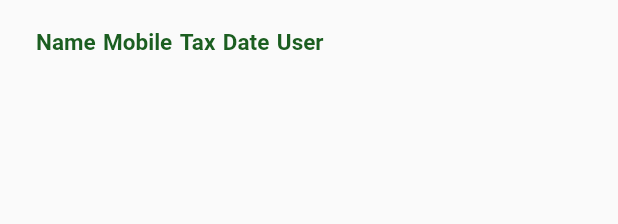
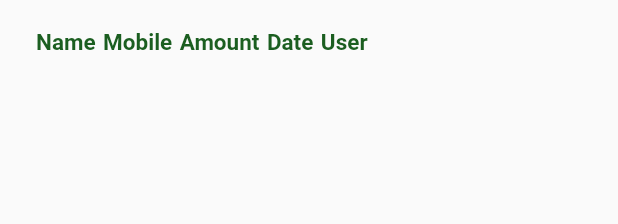
Before and after one commit to chetanshivaji/Gram, a Flutter app: what inList() shows on an empty page, opened directly, on a phone screen of 412 x 824 dp. Shown: the top 224 px of the screen. Run offline on Flutter 3.47's test engine with Material 2 defaults, Android fonts, the phone set to English and light mode, and no system bars; our stand-ins replace animated_text_kit, cloud_firestore, firebase_auth, firebase_core, rflutter_alert; missing offline and left inert: dart:html, flutter_sms; accounts and stored records are empty; Roboto replaces fonts that are missing (RobotoMono).

Commit message:
tax word replaced by amount, Sortig ordering works

```diff
--- a/lib/screens/in.dart
+++ b/lib/screens/in.dart
@@ -21,7 +21,7 @@ class HouseWaterFormState extends State<HouseWaterForm> {
   final _formKey = GlobalKey<FormState>();
 
   String name = "";
-  String tax = "";
+  String amount = "";
   String mobile = "";
 
   void updateFormulaValues(String newEntryAmount, String typeInOut) async {
@@ -48,8 +48,8 @@ class HouseWaterFormState extends State<HouseWaterForm> {
     }
   }
 
-  int waterTax = 0;
-  int houseTax = 0;
+  int waterAmount = 0;
+  int houseAmount = 0;
   String waterName = "";
   String houseName = "";
   void _sendSMS(String message, List<String> recipents) async {
@@ -77,7 +77,7 @@ class HouseWaterFormState extends State<HouseWaterForm> {
                 if (text.length == 10) {
                   if (widget.formType == "HOUSE") {
                     try {
-                      houseTax = await FirebaseFirestore.instance
+                      houseAmount = await FirebaseFirestore.instance
                           .collection(dbYear)
                           .doc(text)
                           .get()
@@ -112,12 +112,12 @@ class HouseWaterFormState extends State<HouseWaterForm> {
                     setState(
                       () {
                         name = houseName;
-                        tax = houseTax.toString();
+                        amount = houseAmount.toString();
                       },
                     );
                   } else {
                     try {
-                      waterTax = await FirebaseFirestore.instance
+                      waterAmount = await FirebaseFirestore.instance
                           .collection(dbYear)
                           .doc(text)
                           .get()
@@ -152,7 +152,7 @@ class HouseWaterFormState extends State<HouseWaterForm> {
                     setState(
                       () {
                         name = waterName;
-                        tax = waterTax.toString();
+                        amount = waterAmount.toString();
                       },
                     );
                   }
@@ -206,7 +206,7 @@ class HouseWaterFormState extends State<HouseWaterForm> {
             child: ListTile(
               leading: Icon(Icons.attach_money),
               title: Text(
-                "Tax = $tax",
+                "Amount = $amount",
                 style: TextStyle(
                   fontSize: 20.0,
                   fontWeight: FontWeight.bold,
@@ -234,7 +234,7 @@ class HouseWaterFormState extends State<HouseWaterForm> {
                         {
                           'name': name,
                           'mobile': mobile,
-                          'tax': tax,
+                          'amount': amount,
                           'date': DateTime.now().toString(),
                           'user': userMail,
                         },
@@ -244,7 +244,7 @@ class HouseWaterFormState extends State<HouseWaterForm> {
                           .doc(mobile)
                           .update({'houseGiven': true});
 
-                      updateFormulaValues(tax,
+                      updateFormulaValues(amount,
                           "in"); //fetch exisiting value from formula and update new value.
 
                       showAlertDialog(
@@ -254,7 +254,7 @@ class HouseWaterFormState extends State<HouseWaterForm> {
                         getRightIcon(),
                       );
                       String message =
-                          "Dear $name $mobile, Thanks for paying House tax $tax, Received!";
+                          "Dear $name $mobile, Thanks for paying House amount $amount, Received!";
                       List<String> recipents = [mobile];
                       _sendSMS(message, recipents);
                     }
@@ -272,7 +272,7 @@ class HouseWaterFormState extends State<HouseWaterForm> {
                         {
                           'name': name,
                           'mobile': mobile,
-                          'tax': tax,
+                          'amount': amount,
                           'date': DateTime.now().toString(),
                           'user': userMail,
                         },
@@ -282,7 +282,7 @@ class HouseWaterFormState extends State<HouseWaterForm> {
                           .doc(mobile)
                           .update({'waterGiven': true});
 
-                      updateFormulaValues(tax,
+                      updateFormulaValues(amount,
                           "in"); //fetch exisiting value from formula and update new value.
                       showAlertDialog(
                         context,
@@ -292,7 +292,7 @@ class HouseWaterFormState extends State<HouseWaterForm> {
                       );
 
                       String message =
-                          "Dear $name $mobile, Thanks for paying Water tax $tax, Received!";
+                          "Dear $name $mobile, Thanks for paying Water amount $amount, Received!";
                       List<String> recipents = [mobile];
                       _sendSMS(message, recipents);
                     }
--- a/lib/screens/report.dart
+++ b/lib/screens/report.dart
@@ -6,7 +6,9 @@ import 'package:cloud_firestore/cloud_firestore.dart';
 
 class outList extends StatelessWidget {
   String outType = "";
-  outList({Key? key, this.outType = "out"}) : super(key: key);
+  String orderType = "";
+  outList({Key? key, this.outType = "out", this.orderType = "date"})
+      : super(key: key);
 
   List<DataRow> _buildList(
       BuildContext context, List<DocumentSnapshot> docSnapshot) {
@@ -90,8 +92,25 @@ class outList extends StatelessWidget {
 
   @override
   Widget build(BuildContext context) {
+    Stream<QuerySnapshot<Object?>> stm;
+    if (orderType == "L to H") {
+      stm = FirebaseFirestore.instance
+          .collection(outType)
+          .orderBy('amount', descending: false)
+          .snapshots();
+    } else if (orderType == "H to L") {
+      stm = FirebaseFirestore.instance
+          .collection(outType)
+          .orderBy('amount', descending: true)
+          .snapshots();
+    } else {
+      stm = FirebaseFirestore.instance
+          .collection(outType)
+          .orderBy('date', descending: true)
+          .snapshots();
+    }
     return StreamBuilder<QuerySnapshot>(
-      stream: FirebaseFirestore.instance.collection(outType).snapshots(),
+      stream: stm,
       //Async snapshot.data-> query snapshot.docs -> docuemnt snapshot,.data["key"]
       builder: (context, snapshot) {
         if (!snapshot.hasData) {
@@ -110,7 +129,10 @@ class outList extends StatelessWidget {
 
 class inList extends StatelessWidget {
   String inType = "";
-  inList({Key? key, this.inType = "inHouse"}) : super(key: key);
+  String orderType = "";
+
+  inList({Key? key, this.inType = "inHouse", this.orderType = "date"})
+      : super(key: key);
 
   List<DataRow> _buildList(
       BuildContext context, List<DocumentSnapshot> docSnapshot) {
@@ -126,7 +148,7 @@ class inList extends StatelessWidget {
       } else {
         ldataCell.add(DataCell(Text(l.get("name"))));
         ldataCell.add(DataCell(Text(l.get("mobile"))));
-        ldataCell.add(DataCell(Text(l.get("tax"))));
+        ldataCell.add(DataCell(Text(l.get("amount"))));
         ldataCell.add(DataCell(Text(l.get("date"))));
         ldataCell.add(DataCell(Text(l.get("user"))));
       }
@@ -219,7 +241,7 @@ class inList extends StatelessWidget {
             ),
             DataColumn(
               label: Text(
-                'Tax',
+                'Amount',
                 style: getStyle("IN"),
               ),
             ),
@@ -244,8 +266,26 @@ class inList extends StatelessWidget {
 
   @override
   Widget build(BuildContext context) {
+    Stream<QuerySnapshot<Object?>> stm;
+    if (orderType == "L to H") {
+      stm = FirebaseFirestore.instance
+          .collection(inType)
+          .orderBy('amount', descending: false)
+          .snapshots();
+    } else if (orderType == "H to L") {
+      stm = FirebaseFirestore.instance
+          .collection(inType)
+          .orderBy('amount', descending: true)
+          .snapshots();
+    } else {
+      stm = FirebaseFirestore.instance
+          .collection(inType)
+          .orderBy('date', descending: true)
+          .snapshots();
+    }
+
     return StreamBuilder<QuerySnapshot>(
-      stream: FirebaseFirestore.instance.collection(inType).snapshots(),
+      stream: stm,
       //Async snapshot.data-> query snapshot.docs -> docuemnt snapshot,.data["key"]
       builder: (context, snapshot) {
         if (!snapshot.hasData) {
@@ -431,7 +471,6 @@ class _reportContainerState extends State<reportContainer> {
                     setState(
                       () {
                         dropdownvalue = newValue!;
-                        print(dropdownvalue);
                       },
                     );
                   },
@@ -443,8 +482,8 @@ class _reportContainerState extends State<reportContainer> {
             child: (widget.reportType == "inHouse") ||
                     (widget.reportType == "inWater") ||
                     (widget.reportType == "inExtra")
-                ? inList(inType: widget.reportType)
-                : outList(outType: widget.reportType),
+                ? inList(inType: widget.reportType, orderType: dropdownvalue)
+                : outList(outType: widget.reportType, orderType: dropdownvalue),
           ),
         ],
       ),
--- a/lib/screens/search_pending.dart
+++ b/lib/screens/search_pending.dart
@@ -121,12 +121,12 @@ class _searchScreenState extends State<searchScreen> {
             ),
             ListTile(
               leading: Icon(Icons.attach_money),
-              title: Text("House Tax  = $house"),
+              title: Text("House Amount  = $house"),
               trailing: (houseGiven == true) ? getRightIcon() : getWrongIcon(),
             ),
             ListTile(
               leading: Icon(Icons.attach_money),
-              title: Text("Water Tax  = $water"),
+              title: Text("Water Amount  = $water"),
               trailing: (waterGiven == true) ? getRightIcon() : getWrongIcon(),
             ),
           ],
```
